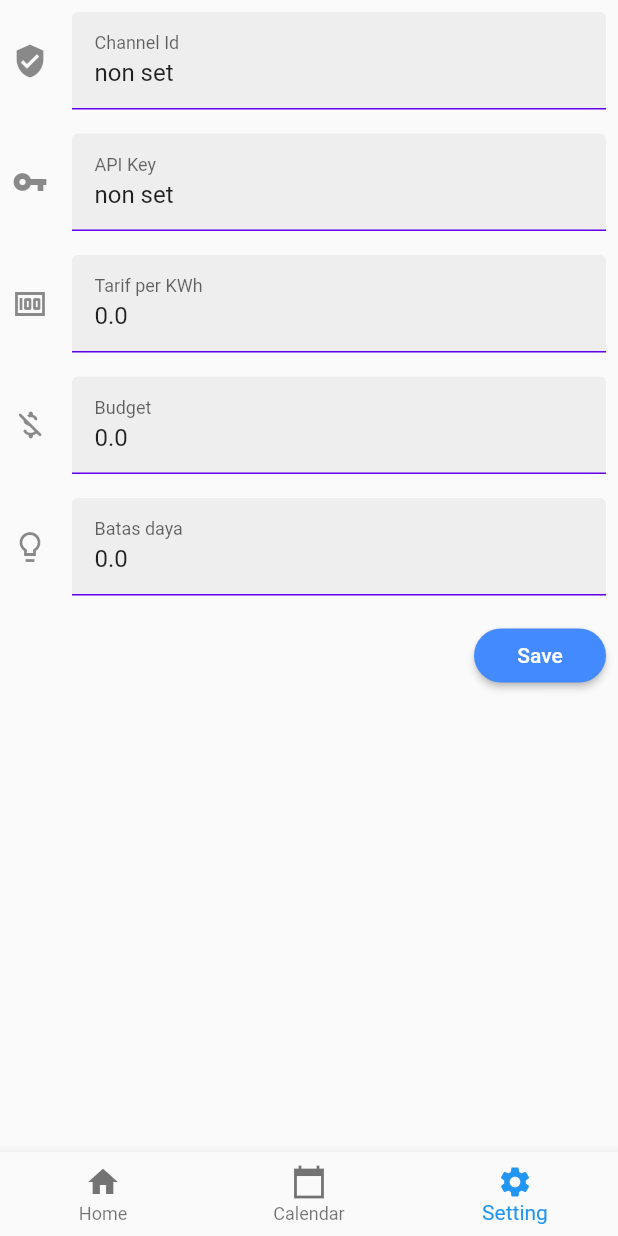
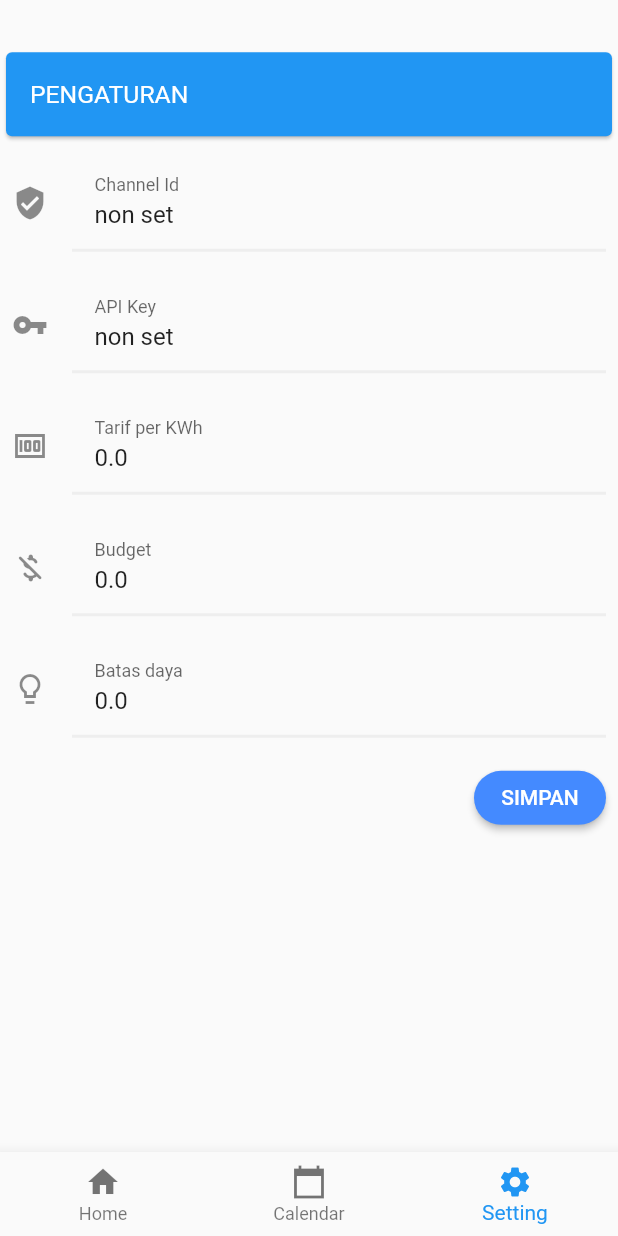
Before and after one commit to fahmi277/Hinergi-KWH, a Flutter app: the screen it shows after launch, item 3 of the bottom bar chosen, on a phone screen of 412 x 824 dp. Run offline on Flutter 3.47's test engine with Material 2 defaults, Android fonts, the phone set to English and light mode, and no system bars; our stand-ins replace dio, flutter_screenutil, fluttertoast, google_fonts, shared_preferences, syncfusion_flutter_calendar and 2 more; missing offline and left inert: date_range_picker, loading; network calls fail; Roboto replaces fonts that are missing (Quantico).

```diff
--- a/lib/view/MyTextFormField.dart
+++ b/lib/view/MyTextFormField.dart
@@ -39,10 +39,11 @@ MyTextFormField({
           helperText: helpText,
           contentPadding: EdgeInsets.all(15.0),
           border: InputBorder.none,
-          filled: true,
-          fillColor: Colors.grey[200],
+          // filled: true,
+          // fillColor: Colors.grey[200],
           enabledBorder: UnderlineInputBorder(
-            borderSide: BorderSide(color: Color(0xFF6200EE)),
+            // borderSide: BorderSide(color: Color(0xFF6200EE)),
+            borderSide: BorderSide(color: Colors.grey[200], width: 2),
           ),
         ),
         obscureText: isPassword ? true : false,
--- a/lib/view/settingScreen.dart
+++ b/lib/view/settingScreen.dart
@@ -3,6 +3,8 @@ import 'package:hinergi_kwh/model/setting.dart';
 import 'package:hinergi_kwh/view/MyTextFormField.dart';
 import 'package:hinergi_kwh/view/buttonDate.dart';
 import 'package:shared_preferences/shared_preferences.dart';
+import 'package:flutter_screenutil/flutter_screenutil.dart';
+import 'package:google_fonts/google_fonts.dart';
 import 'package:validators/validators.dart' as validator;
 
 class settingScreen extends StatelessWidget {
@@ -25,10 +27,62 @@ class settingScreen extends StatelessWidget {
               builder: (context, AsyncSnapshot<Setting> snapshot) {
                   if (snapshot.hasData) {
                     return SingleChildScrollView(
-                            child : Form(
+                            child :  Form(
                               key: _formKey,
                               child: Column(
                                 children: <Widget>[
+                                  Padding(
+                                  padding: EdgeInsets.only(top: ScreenUtil().setHeight(50)),
+                                  child: Card(
+                                    color: Colors.blue,
+                                    child: ListTile(
+                                      title: Text("PENGATURAN",
+                                          style: GoogleFonts.quantico(
+                                              color: Colors.white, fontSize: ScreenUtil().setSp(30))),
+                                      // trailing: Text("  Setting",
+                                      //     style: GoogleFonts.quantico(
+                                      //         color: Colors.white, fontSize: ScreenUtil().setSp(25))),
+                                    ),
+                                  )
+
+                                  // Stack(
+                                  //   // mainAxisAlignment: MainAxisAlignment.start,
+                                  //   children: [
+                                  //     Row(
+                                  //       mainAxisAlignment: MainAxisAlignment.start,
+                                  //       children: [
+                                  //         Container(
+                                  //           width: ScreenUtil().setWidth(widthCard + 50),
+                                  //           height: ScreenUtil().setHeight(100),
+                                  //           child: Column(
+                                  //             mainAxisAlignment: MainAxisAlignment.center,
+                                  //             children: [
+                                  //               Text("HINERGI"),
+                                  //               // Text(dateUpdate),
+                                  //             ],
+                                  //           ),
+                                  //         ),
+                                  //       ],
+                                  //     ),
+                                  //     Row(
+                                  //       mainAxisAlignment: MainAxisAlignment.end,
+                                  //       children: [
+                                  //         Container(
+                                  //           width: ScreenUtil().setWidth(widthCard + 50),
+                                  //           height: ScreenUtil().setHeight(100),
+                                  //           child: Column(
+                                  //             mainAxisAlignment: MainAxisAlignment.center,
+                                  //             children: [
+                                  //               Text("Update"),
+                                  //               Text(dateUpdate),
+                                  //             ],
+                                  //           ),
+                                  //         ),
+                                  //       ],
+                                  //     ),
+                                  //   ],
+                                  // ),
+                                  ),
                                   MyTextFormField(
                                     hintText: 'Masukkan Channel Id anda',
                                     labelText: 'Channel Id',
@@ -131,7 +185,7 @@ class settingScreen extends StatelessWidget {
                                                     }
                                                   },
                                                   child: Text(
-                                                    'Save',
+                                                    'SIMPAN',
                                                     style: TextStyle(
                                                       color: Colors.white,
                                                     ),
```
Also changed, not shown: lib/view/loginScreen.dart (added, +56 -0 lines).
